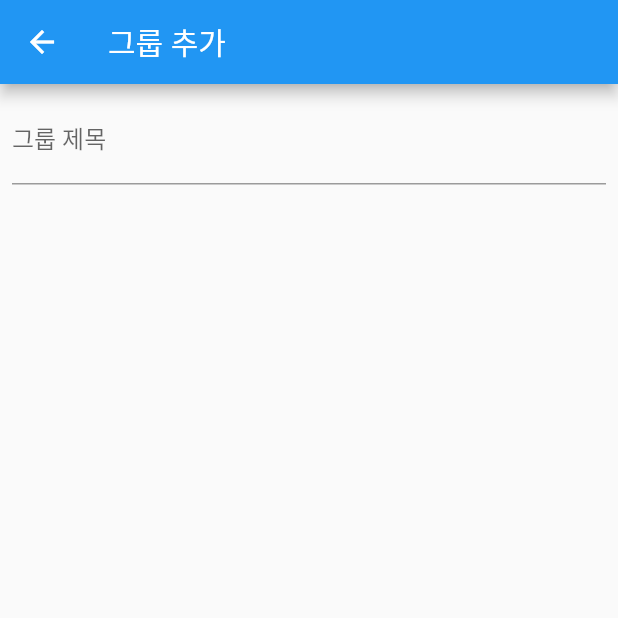
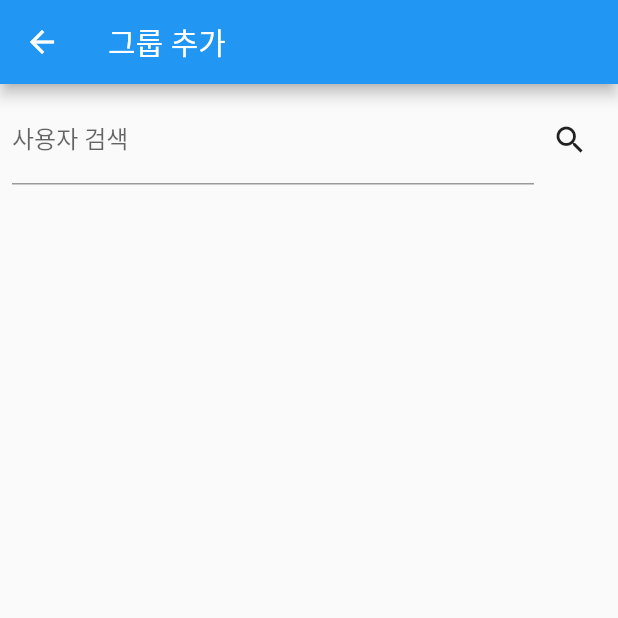
Before and after one commit to codemakim/when_are_we_gonna_meet, a Flutter app: the AddGroupPage screen opened directly, on a phone screen of 412 x 824 dp, the top half of it. Run offline on Flutter 3.47's test engine with Material 2 defaults, Android fonts, the phone set to English and light mode, and no system bars; our stand-ins replace font_awesome_flutter.

Commit message:
그룹 생성 화면 수정 및 회원 검색을 위한 팝업창 추가.

```diff
--- a/lib/ui/screens/AddGroupPage.dart
+++ b/lib/ui/screens/AddGroupPage.dart
@@ -5,8 +5,19 @@ import 'package:flutter/material.dart';
 ///
 /// ## Author jhkim
 /// Date 2020.02.23
-class AddGroupPage extends StatelessWidget {
-  final GlobalKey _addGroupFormKey = GlobalKey<FormState>();
+class AddGroupPage extends StatefulWidget {
+  @override
+  _AddGroupPageState createState() => _AddGroupPageState();
+}
+
+class _AddGroupPageState extends State<AddGroupPage> {
+  final searchUserTextFieldController = TextEditingController();
+
+  @override
+  void dispose() {
+    searchUserTextFieldController.dispose();
+    super.dispose();
+  }
 
   @override
   Widget build(BuildContext context) {
@@ -16,25 +27,45 @@ class AddGroupPage extends StatelessWidget {
           '그룹 추가',
         ),
       ),
-      body: Column(
-        children: <Widget>[
-          Form(
-            key: _addGroupFormKey,
-            child: Column(
+      body: Container(
+        padding: EdgeInsets.all(8.0),
+        child: Column(
+          children: <Widget>[
+            Row(
               children: <Widget>[
-                Padding(
-                  padding: const EdgeInsets.all(8.0),
-                  child: TextFormField(
+                Flexible(
+                  child: TextField(
                     decoration: InputDecoration(
-                      labelText: '그룹 제목'
+                      labelText: '사용자 검색',
                     ),
+                    controller: searchUserTextFieldController,
                   ),
+                ),
+                IconButton(
+                  onPressed: () {
+                    showDialog(
+                      context: context,
+                      builder: (BuildContext context) {
+                        return showSearchUserDialog(searchUserTextFieldController.text);
+                      },
+                    );
+                  },
+                  icon: Icon(Icons.search),
                 ),
               ],
             ),
-          ),
-        ],
+          ],
+        ),
       ),
     );
   }
 }
+
+/// 친구 검색 및 추가를 위한 팝업창 위젯입니다.
+/// parameter [String]
+/// return [Widget]
+Widget showSearchUserDialog(String text) {
+  return AlertDialog(
+    content: Text(text.trim().length <= 0 ? '사용자 이름을 입력하세요.' : '팝업창 테스트 = $text'),
+  );
+}
```
